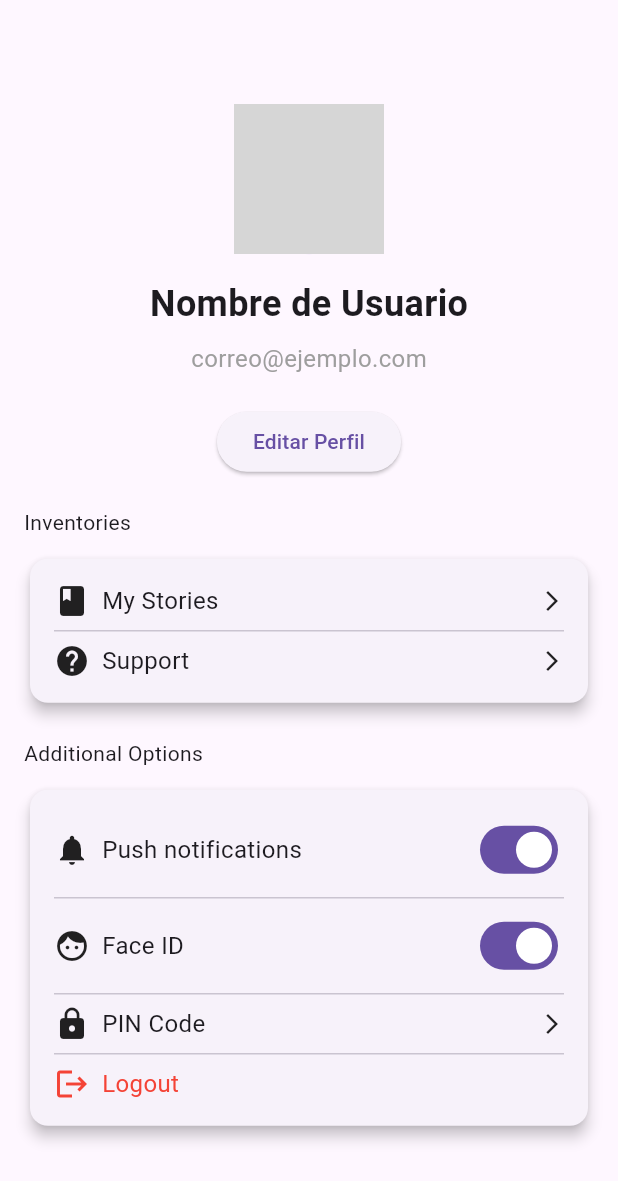
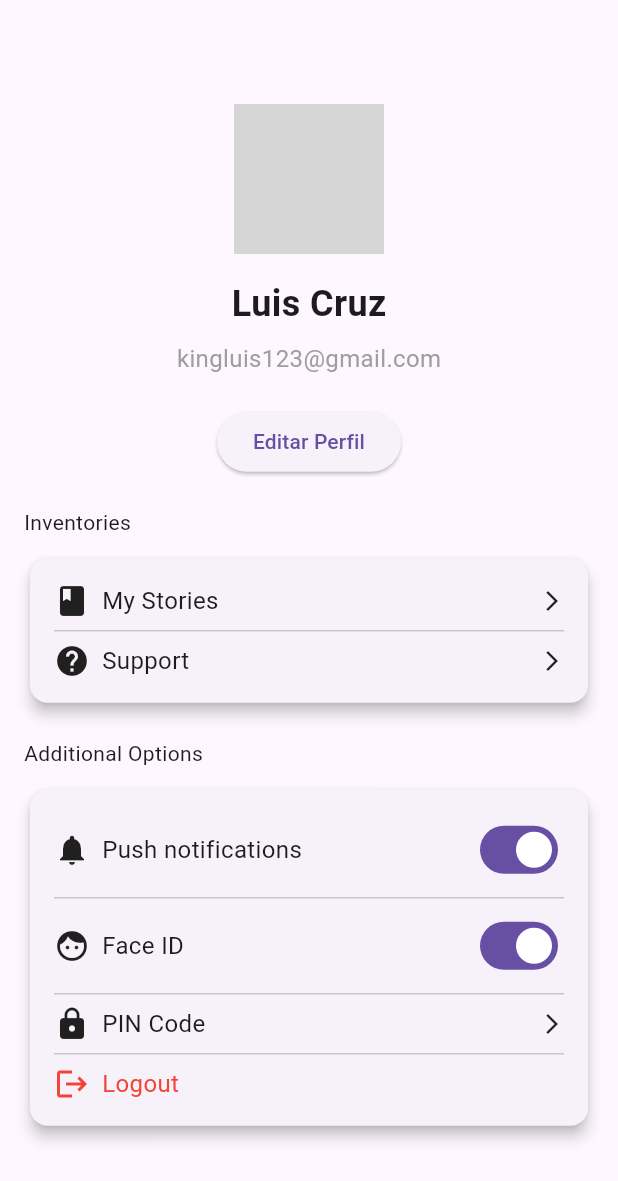
Before and after one commit to Jreycruz/myapp, a Flutter app: the screen it shows after launch, on a phone screen of 412 x 824 dp. Shown: the top 1181 px of the screen. Run offline on Flutter 3.47's test engine with Material 3 defaults, Android fonts, the phone set to English and light mode, and no system bars; network calls fail; grey boxes are pictures that could not be loaded.

Commit message:
new commit

```diff
--- a/lib/main.dart
+++ b/lib/main.dart
@@ -30,12 +30,12 @@ class ProfileScreen extends StatelessWidget {
               ),
               SizedBox(height: 16),
               Text(
-                'Nombre de Usuario',
+                'Luis Cruz',
                 style: TextStyle(fontSize: 24, fontWeight: FontWeight.bold),
               ),
               SizedBox(height: 8),
               Text(
-                'correo@ejemplo.com',
+                'kingluis123@gmail.com',
                 style: TextStyle(fontSize: 16, color: Colors.grey),
               ),
               SizedBox(height: 20),
@@ -153,12 +153,11 @@ class ProfileScreen extends StatelessWidget {
                         children: [
                           Row(
                             children: [
-                              Icon(Icons.logout, size: 24, color: Colors.red), // Ícono de logout en rojo
+                              Icon(Icons.logout, size: 24, color: Colors.red),
                               SizedBox(width: 8),
-                              Text('Logout', style: TextStyle(fontSize: 16, color: Colors.red)), // Texto en rojo
+                              Text('Logout', style: TextStyle(fontSize: 16, color: Colors.red)),
                             ],
                           ),
-                          // Flecha eliminada
                         ],
                       ),
                     ],
```
